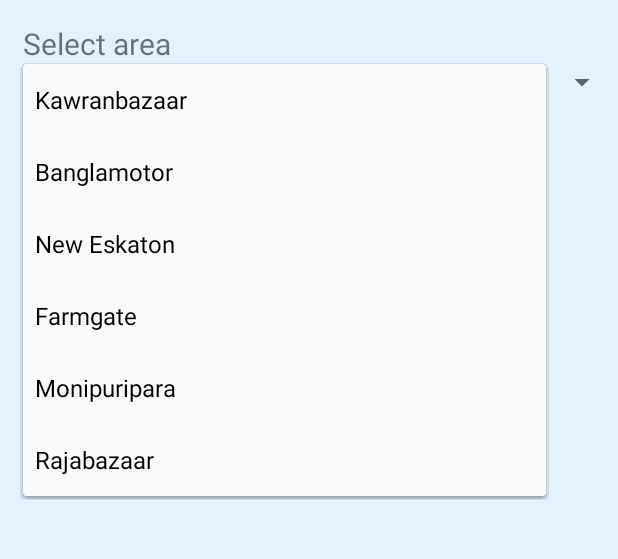
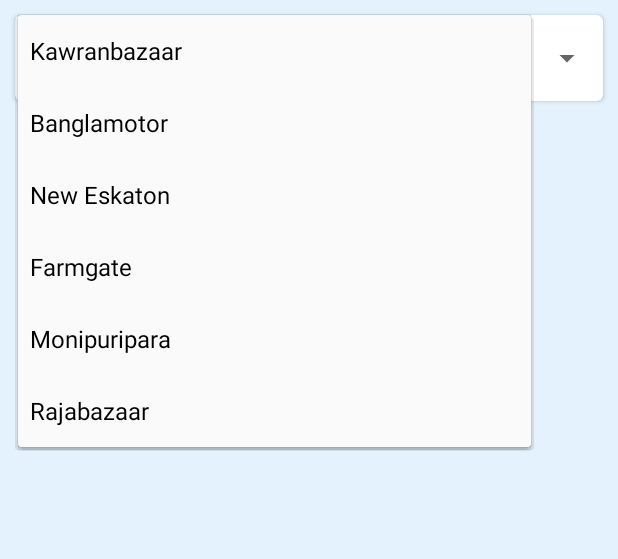
Before and after one commit to bdcosta07/EmergencyService, an Android app: the AmbulanceActivity screen opened directly, with no data from a screen before it, after a tap on "Kawranbazaar", on a phone screen of 412 x 824 dp, the part 84-643 px from its top. Run offline under Robolectric (Android 15) with nearby library versions, the phone set to English and light mode, and no system bars.

Commit message:
Ambulence list row and card view implementation

```diff
--- a/app/build.gradle
+++ b/app/build.gradle
@@ -24,4 +24,6 @@ dependencies {
     testCompile 'junit:junit:4.12'
     compile 'com.android.support:appcompat-v7:24.0.0'
     compile 'com.android.support:design:24.0.0'
+    compile 'com.android.support:support-v4:24.0.0'
+    compile 'com.android.support:cardview-v7:24.0.+'
 }
--- a/app/src/main/res/layout/activity_ambulance.xml
+++ b/app/src/main/res/layout/activity_ambulance.xml
@@ -17,21 +17,35 @@
             layout="@layout/toolbar" />
     </LinearLayout>
 
+    <android.support.v7.widget.CardView
+        xmlns:card_view="http://schemas.android.com/apk/res-auto"
+        android:id="@+id/card_view2"
+        android:layout_gravity="center"
+        android:layout_width="match_parent"
+        android:layout_height="wrap_content"
+        android:layout_marginTop="10dp"
+        android:layout_marginLeft="10dp"
+        android:layout_marginRight="10dp"
+        card_view:cardCornerRadius="4dp">
+
         <TextView
             android:layout_width="match_parent"
             android:layout_height="wrap_content"
             android:text="@string/area"
-        android:textSize="20dp"
+            android:textSize="17dp"
             android:paddingLeft="15dp"
-        android:paddingTop="15dp"/>
+            />
 
         <Spinner
             android:id="@+id/spinnerArea"
             android:layout_width="match_parent"
             android:layout_height="wrap_content"
-        android:paddingLeft="15dp">
+            android:paddingLeft="2dp"
+            android:paddingTop="25dp"
+            android:paddingBottom="10dp">
+        </Spinner>
+    </android.support.v7.widget.CardView>
 
-    </Spinner>
     <ListView
         android:id="@+id/lvAmbulance"
         android:layout_width="match_parent"
@@ -45,5 +59,7 @@
         android:layout_height="wrap_content"
         android:text="CreateNew"
         android:textSize="20sp"
-        android:onClick="btnCreateAmbulance"/>
+        android:onClick="btnCreateAmbulance"
+        android:layout_gravity="bottom|center"/>
+
 </LinearLayout>
```
Also changed, not shown: app/src/main/res/layout/row_ambulance.xml (+9 -5 lines). Lines whose indentation alone changed are shown as unchanged.
